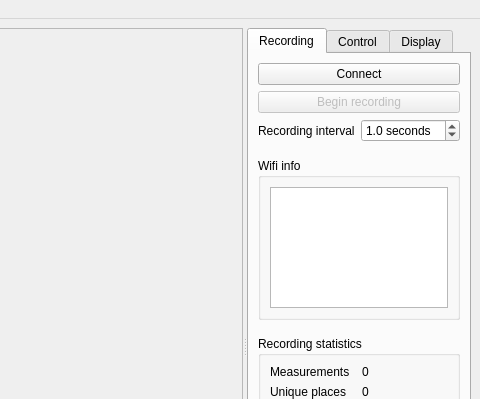
Qt form src/valeronoi.ui (ccoors/Valeronoi) before a commit; both pictures show x 440 to 920 and y 0 to 399 of the 920 by 694 pixel window.
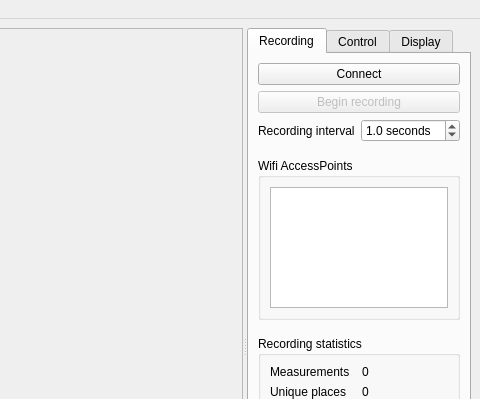
The same form after that commit.

Commit message: highliting and automatic selection

```diff
--- a/src/valeronoi.ui
+++ b/src/valeronoi.ui
@@ -151,7 +151,7 @@
             <item>
              <widget class="QGroupBox" name="wifiInfoGroup">
               <property name="title">
-               <string>Wifi info</string>
+               <string>Wifi AccessPoints</string>
               </property>
               <layout class="QVBoxLayout" name="verticalLayout_9">
                <item>
```
The commit also changes 2 other files.
